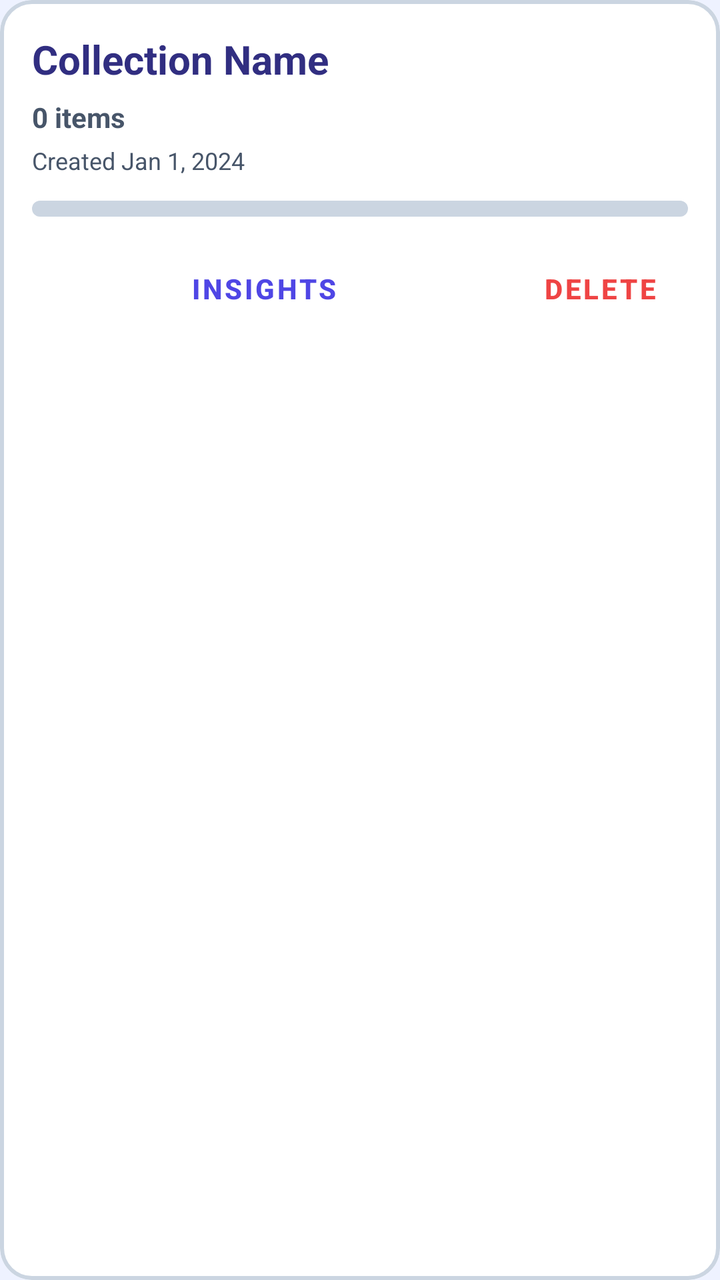
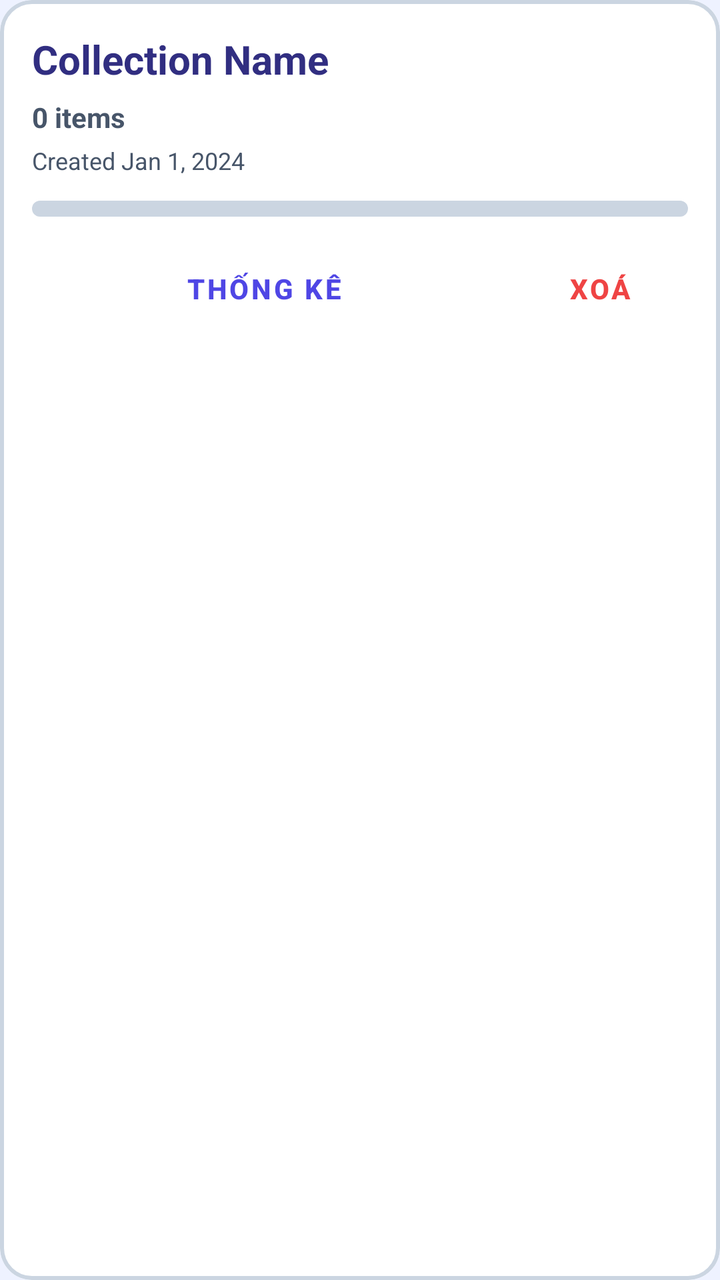

Before-and-after screenshots of an Android layout around one commit, followed by the original layout XML and the change that was made.
<!-- AndroidManifest.xml: application theme Theme.ObjectLanguage -->
<!-- res/layout/item_collection.xml -->
<?xml version="1.0" encoding="utf-8"?>
<com.google.android.material.card.MaterialCardView 
    xmlns:android="http://schemas.android.com/apk/res/android"
    xmlns:app="http://schemas.android.com/apk/res-auto"
    android:layout_width="match_parent"
    android:layout_height="wrap_content"
    android:layout_margin="8dp"
    app:cardBackgroundColor="@color/surface"
    app:cardElevation="0dp"
    app:strokeWidth="2dp"
    app:strokeColor="@color/divider"
    app:cardCornerRadius="16dp">

    <LinearLayout
        android:layout_width="match_parent"
        android:layout_height="wrap_content"
        android:orientation="vertical"
        android:padding="16dp">

        
        <TextView
            android:id="@+id/collectionName"
            android:layout_width="match_parent"
            android:layout_height="wrap_content"
            android:text="Collection Name"
            android:textSize="20sp"
            android:textStyle="bold"
            android:textColor="@color/text_primary" />

        
        <TextView
            android:id="@+id/itemCount"
            android:layout_width="wrap_content"
            android:layout_height="wrap_content"
            android:text="0 items"
            android:textSize="14sp"
            android:textColor="@color/text_secondary"
            android:textStyle="bold"
            android:layout_marginTop="6dp" />

        
        <TextView
            android:id="@+id/createdDate"
            android:layout_width="wrap_content"
            android:layout_height="wrap_content"
            android:text="Created Jan 1, 2024"
            android:textSize="12sp"
            android:textColor="@color/text_secondary"
            android:layout_marginTop="4dp"
            android:layout_marginBottom="12dp" />

        <ProgressBar
            android:id="@+id/collectionProgress"
            style="@android:style/Widget.ProgressBar.Horizontal"
            android:layout_width="match_parent"
            android:layout_height="8dp"
            android:max="100"
            android:progress="0"
            android:progressTint="@color/success"
            android:progressBackgroundTint="@color/divider"
            android:progressDrawable="@android:drawable/progress_horizontal" />

        
        <LinearLayout
            android:layout_width="match_parent"
            android:layout_height="wrap_content"
            android:orientation="horizontal"
            android:layout_marginTop="12dp">

            <com.google.android.material.button.MaterialButton
                android:id="@+id/insightsButton"
                android:layout_width="0dp"
                android:layout_height="wrap_content"
                android:layout_weight="1"
                android:text="Insights"
                android:textSize="14sp"
                android:textStyle="bold"
                android:textColor="@color/primary"
                style="@style/Widget.MaterialComponents.Button.TextButton"
                android:layout_marginEnd="8dp" />

            <com.google.android.material.button.MaterialButton
                android:id="@+id/deleteButton"
                android:layout_width="wrap_content"
                android:layout_height="wrap_content"
                android:text="Delete"
                android:textSize="14sp"
                android:textStyle="bold"
                android:textColor="@color/error"
                style="@style/Widget.MaterialComponents.Button.TextButton" />

        </LinearLayout>

    </LinearLayout>

</com.google.android.material.card.MaterialCardView>
<!-- resources referenced by this layout -->
<resources>
  <color name="divider">#CBD5E1</color>
  <color name="error">#EF4444</color>
  <color name="primary">#4F46E5</color>
  <color name="success">#22C55E</color>
  <color name="surface">#FFFFFF</color>
  <color name="text_primary">#312E81</color>
  <color name="text_secondary">#475569</color>
  <style name="Theme.ObjectLanguage" parent="Theme.Material3.Light.NoActionBar">
          <item name="colorPrimary">@color/primary</item>
          <item name="colorPrimaryVariant">@color/primary_dark</item>
          <item name="colorOnPrimary">@color/text_on_primary</item>
          <item name="colorSecondary">@color/secondary</item>
          <item name="colorOnSecondary">@color/text_on_primary</item>
          <item name="android:colorBackground">@color/background</item>
          <item name="colorSurface">@color/surface</item>
          <item name="android:statusBarColor">@color/background</item>
          <item name="android:windowLightStatusBar">true</item>
          <item name="android:navigationBarColor">@color/surface</item>
          <item name="android:windowLightNavigationBar">true</item>
          
          
          <item name="cardViewStyle">@style/Widget.App.CardView</item>
      </style>
  <color name="primary_dark">#312E81</color>
  <color name="text_on_primary">#FFFFFF</color>
  <color name="secondary">#818CF8</color>
  <color name="background">#EEF2FF</color>
  <style name="Widget.App.CardView" parent="Widget.Material3.CardView.Elevated">
          <item name="cardBackgroundColor">@color/surface</item>
          <item name="cardCornerRadius">16dp</item>
          <item name="cardElevation">0dp</item>
          <item name="strokeWidth">2dp</item>
          <item name="strokeColor">@color/divider</item>
      </style>
</resources>

<!-- the commit's change to res/layout/item_collection.xml (unified diff, before → after) -->
@@ -72,7 +72,7 @@
                 android:layout_width="0dp"
                 android:layout_height="wrap_content"
                 android:layout_weight="1"
-                android:text="Insights"
+                android:text="@string/collection_btn_insights"
                 android:textSize="14sp"
                 android:textStyle="bold"
                 android:textColor="@color/primary"
@@ -83,7 +83,7 @@
                 android:id="@+id/deleteButton"
                 android:layout_width="wrap_content"
                 android:layout_height="wrap_content"
-                android:text="Delete"
+                android:text="@string/collection_btn_delete"
                 android:textSize="14sp"
                 android:textStyle="bold"
                 android:textColor="@color/error"
<!-- resource entries referenced after the edit -->
@@ -7,6 +7,8 @@
   <color name="surface">#FFFFFF</color>
   <color name="text_primary">#312E81</color>
   <color name="text_secondary">#475569</color>
+  <string name="collection_btn_delete">Xoá</string>
+  <string name="collection_btn_insights">Thống kê</string>
   <style name="Theme.ObjectLanguage" parent="Theme.Material3.Light.NoActionBar">
           <item name="colorPrimary">@color/primary</item>
           <item name="colorPrimaryVariant">@color/primary_dark</item>
@@ -15,13 +17,13 @@
           <item name="colorOnSecondary">@color/text_on_primary</item>
           <item name="android:colorBackground">@color/background</item>
           <item name="colorSurface">@color/surface</item>
-          <item name="android:statusBarColor">@color/background</item>
-          <item name="android:windowLightStatusBar">true</item>
+          <item name="android:statusBarColor">@color/primary_dark</item>
+          <item name="android:windowLightStatusBar">false</item>
           <item name="android:navigationBarColor">@color/surface</item>
           <item name="android:windowLightNavigationBar">true</item>
           
-          
           <item name="cardViewStyle">@style/Widget.App.CardView</item>
+          <item name="bottomNavigationStyle">@style/Widget.App.BottomNav</item>
       </style>
   <color name="primary_dark">#312E81</color>
   <color name="text_on_primary">#FFFFFF</color>
@@ -29,10 +31,27 @@
   <color name="background">#EEF2FF</color>
   <style name="Widget.App.CardView" parent="Widget.Material3.CardView.Elevated">
           <item name="cardBackgroundColor">@color/surface</item>
-          <item name="cardCornerRadius">16dp</item>
-          <item name="cardElevation">0dp</item>
-          <item name="strokeWidth">2dp</item>
-          <item name="strokeColor">@color/divider</item>
+          <item name="cardCornerRadius">20dp</item>
+          <item name="cardElevation">2dp</item>
+          <item name="strokeWidth">0dp</item>
+      </style>
+  <style name="Widget.App.BottomNav" parent="Widget.Material3.BottomNavigationView">
+          <item name="backgroundTint">@color/bottom_nav_bg</item>
+          <item name="itemIconTint">@color/bottom_nav_color</item>
+          <item name="itemTextColor">@color/bottom_nav_color</item>
+          <item name="itemActiveIndicatorStyle">@style/Widget.App.BottomNav.ActiveIndicator</item>
+          <item name="labelVisibilityMode">labeled</item>
+          <item name="itemRippleColor">@color/primary_light</item>
+      </style>
+  <color name="bottom_nav_bg">#FFFFFF</color>
+  <style name="Widget.App.BottomNav.ActiveIndicator" parent="Widget.Material3.BottomNavigationView.ActiveIndicator">
+          <item name="android:color">@color/surface_variant</item>
+          <item name="shapeAppearance">@style/ShapeAppearance.App.SmallComponent</item>
+      </style>
+  <color name="primary_light">#818CF8</color>
+  <color name="surface_variant">#E0E7FF</color>
+  <style name="ShapeAppearance.App.SmallComponent" parent="ShapeAppearance.Material3.SmallComponent">
+          <item name="cornerSize">16dp</item>
       </style>
 </resources>
 
